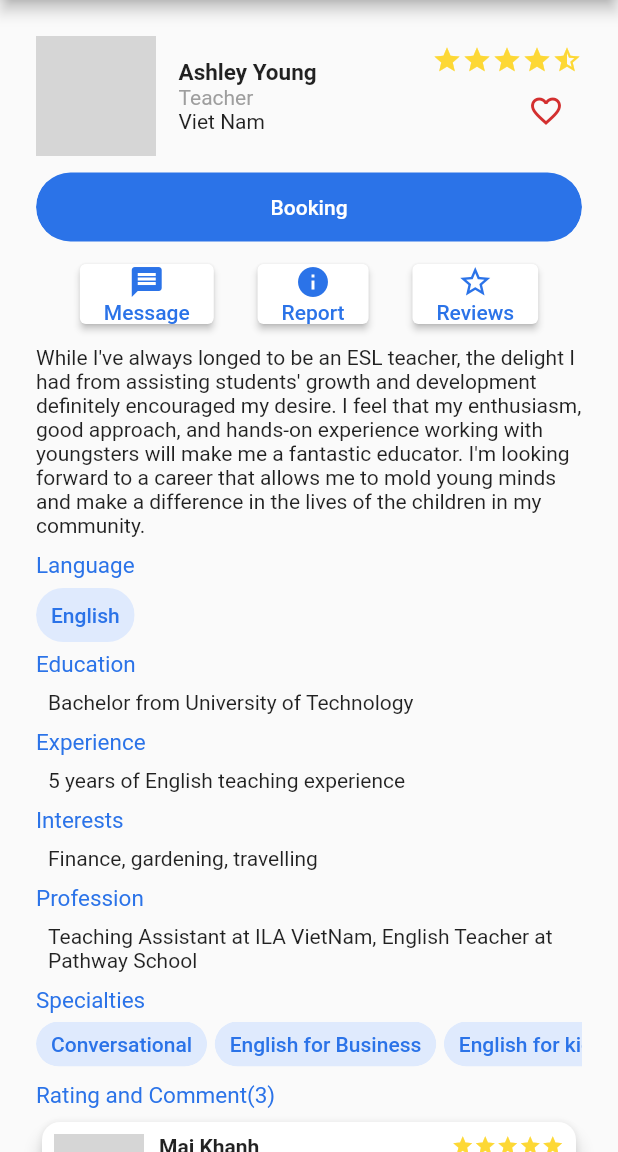
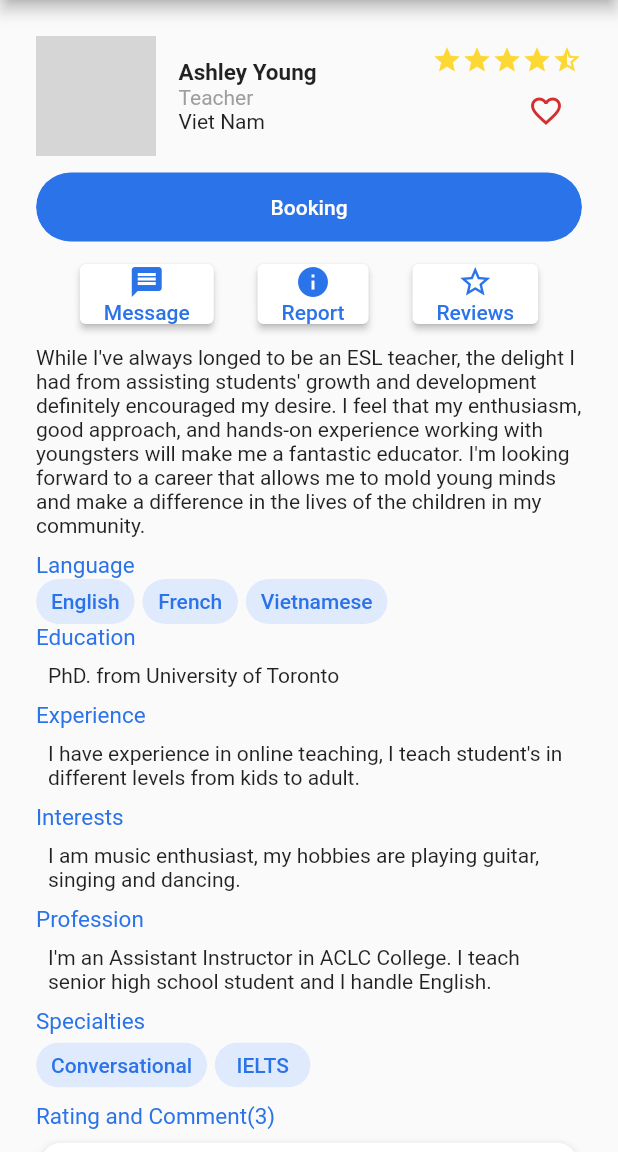
Before and after one commit to hoangpm6814/One-On-One-Learning, a Flutter app: the SearchTutorListScreen screen opened by its route, after a tap on "Ashley Young", on a phone screen of 412 x 824 dp, the part 84-1236 px from its top. Run offline on Flutter 3.47's test engine with Material 2 defaults, Android fonts, the phone set to English and light mode, and no system bars; our stand-ins replace flutter_svg; network calls fail; grey boxes are pictures that could not be loaded.

Commit message:
Add teacher properties, pass data to teacher detail screen

```diff
--- a/lib/data/data.dart
+++ b/lib/data/data.dart
@@ -9,6 +9,15 @@ final DUMMY_TUTORS = [
         "https://i.pinimg.com/originals/26/ee/73/26ee73636f3429e3df522ae219c064fd.png",
     description:
         "While I've always longed to be an ESL teacher, the delight I had from assisting students' growth and development definitely encouraged my desire. I feel that my enthusiasm, good approach, and hands-on experience working with youngsters will make me a fantastic educator. I'm looking forward to a career that allows me to mold young minds and make a difference in the lives of the children in my community.",
+    languages: ["English", "French", "Vietnamese"],
+    education: "PhD. from University of Toronto",
+    experience:
+        "I have experience in online teaching, I teach student's in different levels from kids to adult.",
+    interest:
+        "I am music enthusiast, my hobbies are playing guitar, singing and dancing.",
+    profession:
+        "I'm an Assistant Instructor in ACLC College. I teach senior high school student and I handle English.",
+    specialties: ["Conversational", "IELTS"],
   ),
   Tutor(
     id: "2",
@@ -18,6 +27,13 @@ final DUMMY_TUTORS = [
         "https://api.app.lettutor.com/avatar/7a1067cc-4a79-494d-820c-34e63cf60748avatar1636901693895.jpg",
     description:
         "Hello thank you for visiting my profile I am Silkyza, 26 years old from Philippines. I am a Licensed Professional Teacher with TEFL certificate. I am teaching English, Tagalog and Cebuano. I am can teach students in different levels from A0- B1. I can also handle students in all ages from kids to adults. I already have experience in online teaching.",
+    languages: ["English", "Vietnamese"],
+    education: "Bachelor from University of Technology",
+    experience: "5 years of English teaching experience",
+    interest: "Finance, gardening, travelling",
+    profession:
+        "Teaching Assistant at ILA VietNam, English Teacher at Pathway School",
+    specialties: ["Conversational"],
   ),
   Tutor(
     id: "3",
@@ -26,7 +42,17 @@ final DUMMY_TUTORS = [
     avatar:
         "https://api.app.lettutor.com/avatar/cdb22890-fb57-4ec7-b4b7-829716c85a17avatar1637320790420.png",
     description:
-          "A teacher for almost a decade with lengthy teaching exposure with Vietnamese students, adult professionals, non -professionals, and executives. Teaching is a skill delivered with own style and creativity focused on YOU. YES, our lessons will be based on what really matters to you, what you want to learn in a short possible time."),
+        "A teacher for almost a decade with lengthy teaching exposure with Vietnamese students, adult professionals, non -professionals, and executives. Teaching is a skill delivered with own style and creativity focused on YOU. YES, our lessons will be based on what really matters to you, what you want to learn in a short possible time.",
+    languages: ["English", "Vietnamese"],
+    education: "PhD. from University of Toronto",
+    experience:
+        "I have experience in online teaching, I teach student's in different levels from kids to adult.",
+    interest:
+        "I am music enthusiast, my hobbies are playing guitar, singing and dancing.",
+    profession:
+        "I'm an Assistant Instructor in ACLC College. I teach senior high school student and I handle English.",
+    specialties: ["Conversational"],
+  ),
   Tutor(
     id: "4",
     name: "April Corpuz",
@@ -35,6 +61,13 @@ final DUMMY_TUTORS = [
         "https://api.app.lettutor.com/avatar/cd0a440b-cd19-4c55-a2a2-612707b1c12cavatar1631029793834.jpg",
     description:
         "Hello there! I am an Industrial Engineer in the profession but chose to do online teaching because I love to meet different learners. I am an outgoing person and I have this passion for dealing with different people and seeing them progress with my help as their teacher. In fact, making friends is one of my best skills. I am very good at adapting to new environments and new situations. I am very friendly and can easily get along well with everyone. I have obtained a 120-Hour TEFL Certificate. I get a variety of teaching techniques. I know that there are fast and not so fast learners.",
+    languages: ["English", "French", "Vietnamese"],
+    education: "Bachelor from University of Technology",
+    experience: "5 years of English teaching experience",
+    interest: "Finance, gardening, travelling",
+    profession:
+        "Teaching Assistant at ILA VietNam, English Teacher at Pathway School",
+    specialties: ["Conversational", "IELTS"],
   ),
   Tutor(
     id: "5",
@@ -42,12 +75,30 @@ final DUMMY_TUTORS = [
     rating: 5,
     avatar:
         "https://i.pinimg.com/originals/26/ee/73/26ee73636f3429e3df522ae219c064fd.png",
-      description: "I am a nice english teacher who helps you import Endlish"),
+    description: "I am a nice english teacher who helps you import Endlish",
+    languages: ["English", "French", "Vietnamese"],
+    education: "PhD. from University of Toronto",
+    experience:
+        "I have experience in online teaching, I teach student's in different levels from kids to adult.",
+    interest:
+        "I am music enthusiast, my hobbies are playing guitar, singing and dancing.",
+    profession:
+        "I'm an Assistant Instructor in ACLC College. I teach senior high school student and I handle English.",
+    specialties: ["Conversational", "IELTS"],
+  ),
   Tutor(
     id: "6",
     name: "Stephen Curry",
     rating: 5,
     avatar:
         "https://i.pinimg.com/originals/26/ee/73/26ee73636f3429e3df522ae219c064fd.png",
-      description: "I am a nice english teacher who helps you import Endlish"),
+    description: "I am a nice english teacher who helps you import Endlish",
+    languages: ["English", "French", "Vietnamese"],
+    education: "Bachelor from University of Technology",
+    experience: "5 years of English teaching experience",
+    interest: "Finance, gardening, travelling",
+    profession:
+        "Teaching Assistant at ILA VietNam, English Teacher at Pathway School",
+    specialties: ["Conversational", "IELTS"],
+  ),
 ];
--- a/lib/models/tutor.dart
+++ b/lib/models/tutor.dart
@@ -6,7 +6,13 @@ class Tutor {
   final double rating;
   final String avatar;
   final String description;
-  bool isDone;
+  bool isFavourite;
+  List<String> languages;
+  final String education;
+  final String experience;
+  final String interest;
+  final String profession;
+  List<String> specialties;
 
   Tutor({
     @required this.id,
@@ -14,6 +20,12 @@ class Tutor {
     @required this.rating,
     @required this.avatar,
     @required this.description,
-    this.isDone = false,
+    @required this.education,
+    @required this.experience,
+    @required this.interest,
+    @required this.profession,
+    this.isFavourite = false,
+    this.languages = null,
+    this.specialties = null,
   });
 }
--- a/lib/screens/AccountManagement/setting_screen.dart
+++ b/lib/screens/AccountManagement/setting_screen.dart
@@ -87,7 +87,7 @@ class SettingScreen extends StatelessWidget {
                 Icons.list,
                 color: Colors.black,
               ),
-              text: "Booking history",
+              text: "Booking History",
             ),
             SizedBox(
               height: 10,
--- a/lib/screens/Chat/chat_screen.dart
+++ b/lib/screens/Chat/chat_screen.dart
@@ -15,6 +15,13 @@ class ChatScreen extends StatelessWidget {
           "https://i.pinimg.com/originals/26/ee/73/26ee73636f3429e3df522ae219c064fd.png",
       description:
           "While I've always longed to be an ESL teacher, the delight I had from assisting students' growth and development definitely encouraged my desire. I feel that my enthusiasm, good approach, and hands-on experience working with youngsters will make me a fantastic educator. I'm looking forward to a career that allows me to mold young minds and make a difference in the lives of the children in my community.",
+      languages: ["English", "Vietnamese"],
+      education: "Bachelor from University of Technology",
+      experience: "5 years of English teaching experience",
+      interest: "Finance, gardening, travelling",
+      profession:
+          "Teaching Assistant at ILA VietNam, English Teacher at Pathway School",
+      specialties: ["Conversational"],
     ),
     Tutor(
       id: "2",
@@ -24,15 +31,29 @@ class ChatScreen extends StatelessWidget {
           "https://api.app.lettutor.com/avatar/7a1067cc-4a79-494d-820c-34e63cf60748avatar1636901693895.jpg",
       description:
           "Hello thank you for visiting my profile I am Silkyza, 26 years old from Philippines. I am a Licensed Professional Teacher with TEFL certificate. I am teaching English, Tagalog and Cebuano. I am can teach students in different levels from A0- B1. I can also handle students in all ages from kids to adults. I already have experience in online teaching.",
+      languages: ["English", "Vietnamese"],
+      education: "Bachelor from University of Technology",
+      experience: "5 years of English teaching experience",
+      interest: "Finance, gardening, travelling",
+      profession:
+          "Teaching Assistant at ILA VietNam, English Teacher at Pathway School",
+      specialties: ["Conversational"],
     ),
     Tutor(
-        id: "3",
-        name: "Maria Silkyza Galvez",
-        rating: 5,
-        avatar:
-            "https://api.app.lettutor.com/avatar/cdb22890-fb57-4ec7-b4b7-829716c85a17avatar1637320790420.png",
-        description:
-            "I am a nice english teacher who helps you import Endlish"),
+      id: "3",
+      name: "Maria Silkyza Galvez",
+      rating: 5,
+      avatar:
+          "https://api.app.lettutor.com/avatar/cdb22890-fb57-4ec7-b4b7-829716c85a17avatar1637320790420.png",
+      description: "I am a nice english teacher who helps you import Endlish",
+      languages: ["English", "Vietnamese"],
+      education: "Bachelor from University of Technology",
+      experience: "5 years of English teaching experience",
+      interest: "Finance, gardening, travelling",
+      profession:
+          "Teaching Assistant at ILA VietNam, English Teacher at Pathway School",
+      specialties: ["Conversational"],
+    ),
     Tutor(
       id: "4",
       name: "April Corpuz",
@@ -41,6 +62,13 @@ class ChatScreen extends StatelessWidget {
           "https://api.app.lettutor.com/avatar/cd0a440b-cd19-4c55-a2a2-612707b1c12cavatar1631029793834.jpg",
       description:
           "Hi, My name is Jill I am an experienced English Teacher from Philippine. I would like share my enthusiasm with the learners in this platform. I've been working with diverse learners of all levels for many years. I am greatly passionate about about profession. I love teaching because I can help others improve their skills and it gives me joy and excitement meeting different learners around the world.",
+      languages: ["English", "Vietnamese"],
+      education: "Bachelor from University of Technology",
+      experience: "5 years of English teaching experience",
+      interest: "Finance, gardening, travelling",
+      profession:
+          "Teaching Assistant at ILA VietNam, English Teacher at Pathway School",
+      specialties: ["Conversational"],
     ),
   ];
 
--- a/lib/screens/Tutor/local_widgets/card_tutor.dart
+++ b/lib/screens/Tutor/local_widgets/card_tutor.dart
@@ -95,15 +95,14 @@ class CardTutor extends StatelessWidget {
                     // ),
                     Wrap(
                       children: [
-                        SpecialityButtonClickable(
-                          text: "Conversational",
-                          isChosen: true,
-                        ),
-                        SizedBox(width: 5),
-                        SpecialityButtonClickable(
-                          text: "IELTS",
-                          isChosen: true,
-                        ),
+                        for (var item in tutor.specialties)
+                          Padding(
+                            padding: EdgeInsets.fromLTRB(0, 0, 5, 0),
+                            child: SpecialityButtonClickable(
+                              text: item,
+                              isChosen: true,
+                            ),
+                          ),
                       ],
                     ),
                   ],
--- a/lib/screens/TutorDetail/local_widgets/tutor_description.dart
+++ b/lib/screens/TutorDetail/local_widgets/tutor_description.dart
@@ -1,14 +1,15 @@
 import 'package:flutter/material.dart';
 import 'package:lettutor/constants.dart';
 import 'package:lettutor/customWidgets/speciality_button_clickable.dart';
+import 'package:lettutor/models/tutor.dart';
 
 class TutorDescription extends StatelessWidget {
   const TutorDescription({
     Key key,
-    @required this.description,
+    @required this.tutor,
   }) : super(key: key);
 
-  final String description;
+  final Tutor tutor;
   @override
   Widget build(BuildContext context) {
     return Column(
@@ -20,7 +21,7 @@ class TutorDescription extends StatelessWidget {
               child: Container(
                 width: 150,
                 child: Text(
-                  description,
+                  tutor.description,
                 ),
               ),
             ),
@@ -34,9 +35,22 @@ class TutorDescription extends StatelessWidget {
             fontSize: 15,
           ),
         ),
-        SpecialityButtonClickable(
-          text: "English",
-          isChosen: true,
+        Container(
+          width: double.infinity,
+          height: 30,
+          child: ListView(
+            scrollDirection: Axis.horizontal,
+            children: <Widget>[
+              for (var item in tutor.languages)
+                Padding(
+                  padding: EdgeInsets.fromLTRB(0, 0, 5, 0),
+                  child: SpecialityButtonClickable(
+                    text: item,
+                    isChosen: true,
+                  ),
+                ),
+            ],
+          ),
         ),
         // SizedBox(height: 10),
         Text(
@@ -49,7 +63,7 @@ class TutorDescription extends StatelessWidget {
         Padding(
           padding: const EdgeInsets.fromLTRB(8, 8, 0, 0),
           child: Text(
-            "Bachelor from University of Technology",
+            tutor.education,
           ),
         ),
         SizedBox(height: 10),
@@ -63,7 +77,7 @@ class TutorDescription extends StatelessWidget {
         Padding(
           padding: const EdgeInsets.fromLTRB(8, 8, 0, 0),
           child: Text(
-            "5 years of English teaching experience",
+            tutor.experience,
           ),
         ),
         SizedBox(height: 10),
@@ -77,7 +91,7 @@ class TutorDescription extends StatelessWidget {
         Padding(
           padding: const EdgeInsets.fromLTRB(8, 8, 0, 0),
           child: Text(
-            "Finance, gardening, travelling",
+            tutor.interest,
           ),
         ),
         SizedBox(height: 10),
@@ -93,7 +107,7 @@ class TutorDescription extends StatelessWidget {
           child: Container(
             // width: 150,
             child: Text(
-              "Teaching Assistant at ILA VietNam, English Teacher at Pathway School",
+              tutor.profession,
             ),
           ),
         ),
@@ -112,20 +126,14 @@ class TutorDescription extends StatelessWidget {
           child: ListView(
             scrollDirection: Axis.horizontal,
             children: <Widget>[
-              SpecialityButtonClickable(
-                text: "Conversational",
-                isChosen: true,
-              ),
-              SizedBox(width: 5),
-              SpecialityButtonClickable(
-                text: "English for Business",
-                isChosen: true,
-              ),
-              SizedBox(width: 5),
-              SpecialityButtonClickable(
-                text: "English for kids",
-                isChosen: true,
-              ),
+              for (var item in tutor.specialties)
+                Padding(
+                  padding: EdgeInsets.fromLTRB(0, 0, 5, 0),
+                  child: SpecialityButtonClickable(
+                    text: item,
+                    isChosen: true,
+                  ),
+                ),
             ],
           ),
         ),
--- a/lib/screens/TutorDetail/tutor_detail_screen.dart
+++ b/lib/screens/TutorDetail/tutor_detail_screen.dart
@@ -183,7 +183,7 @@ class TutorDetailScreen extends StatelessWidget {
                 ],
               ),
               SizedBox(height: 10),
-              TutorDescription(description: tutor.description),
+              TutorDescription(tutor: tutor),
               SizedBox(height: 10),
               Text(
                 "Rating and Comment" + "(3)",
```
Lines whose indentation alone changed are shown as unchanged.
